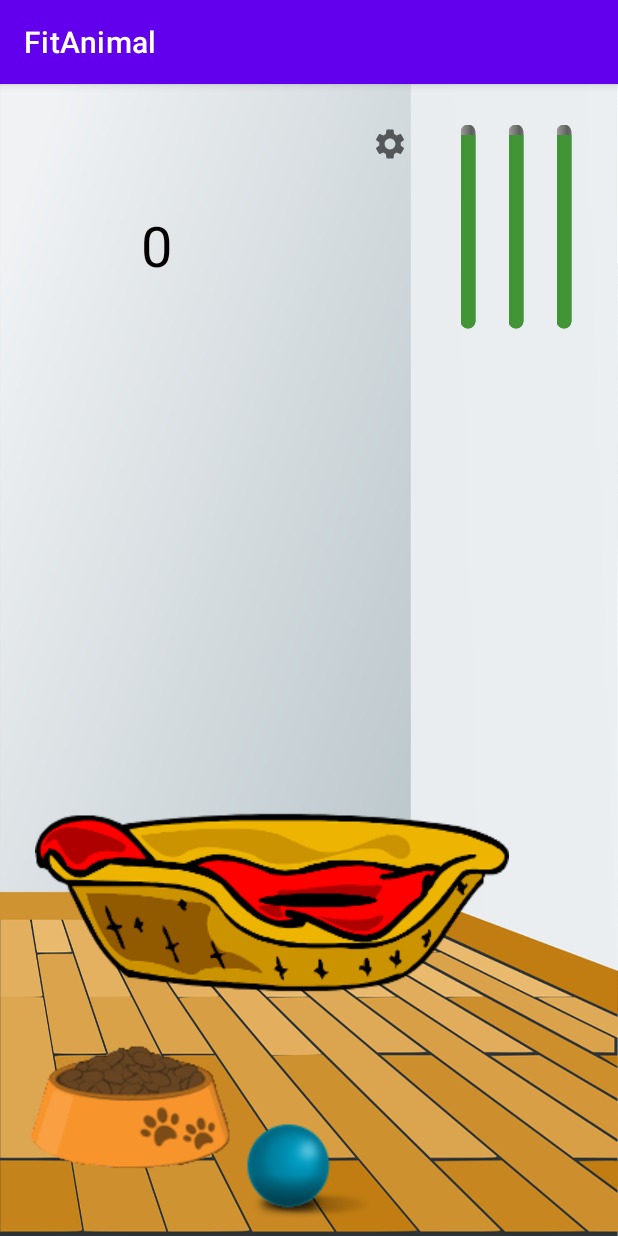
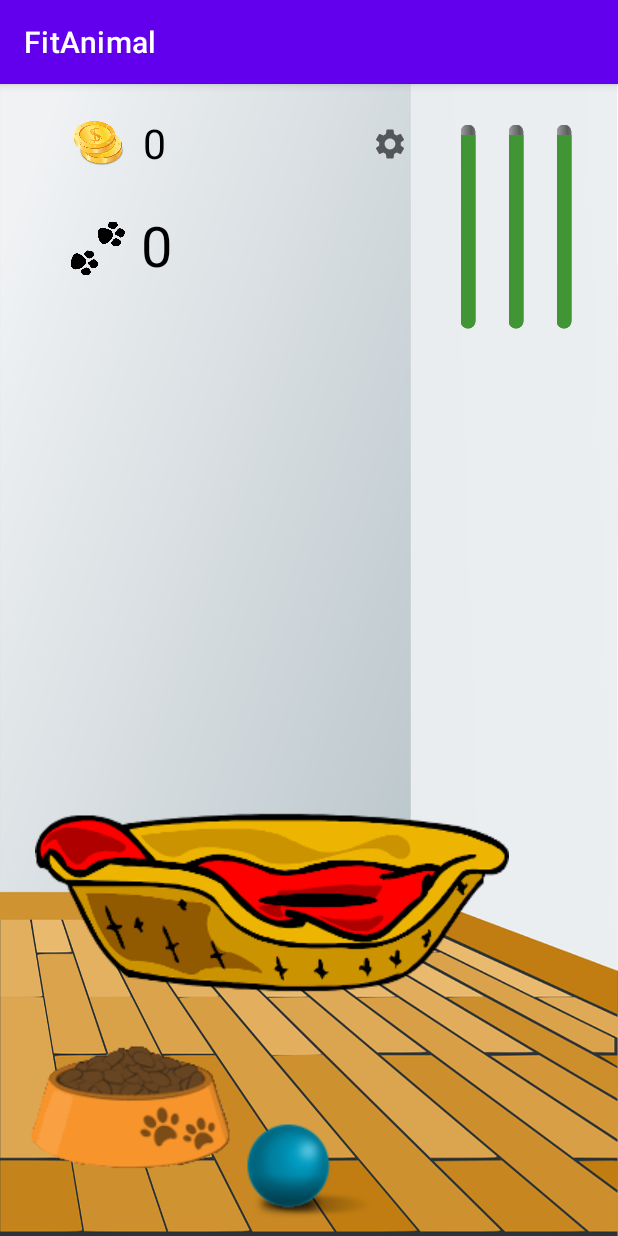
Before and after one commit to mmalarski/FitAnimal, an Android app: the screen it shows after launch (MainActivity), on a phone screen of 412 x 824 dp. Run offline under Robolectric (Android 15) with nearby library versions, the phone set to English and light mode, and no system bars.

Commit message:
added coins

```diff
--- a/app/src/main/res/layout/activity_main.xml
+++ b/app/src/main/res/layout/activity_main.xml
@@ -82,6 +82,24 @@
 
         app:layout_constraintVertical_bias="0.120000005" />
 
+    <TextView
+        android:id="@+id/coins"
+        android:layout_width="wrap_content"
+        android:layout_height="wrap_content"
+        android:layout_marginStart="32dp"
+        android:layout_marginEnd="32dp"
+        android:layout_marginBottom="32dp"
+        android:text="0"
+        android:textColor="@color/black"
+        android:textSize="27sp"
+        app:layout_constraintBottom_toBottomOf="parent"
+        app:layout_constraintEnd_toEndOf="parent"
+        app:layout_constraintHorizontal_bias="0.19"
+        app:layout_constraintStart_toStartOf="parent"
+        app:layout_constraintTop_toTopOf="parent"
+
+        app:layout_constraintVertical_bias="0.029999971" />
+
     <ProgressBar
         android:id="@+id/energyBar"
         style="@android:style/Widget.ProgressBar.Horizontal"
@@ -120,4 +138,29 @@
         app:layout_constraintEnd_toEndOf="parent"
         app:layout_constraintTop_toTopOf="@+id/viewpager" />
 
+    <ImageView
+        android:layout_width="33dp"
+        android:layout_height="34dp"
+        android:layout_marginTop="8dp"
+        android:src="@drawable/coins"
+        app:layout_constraintBottom_toBottomOf="parent"
+        app:layout_constraintEnd_toStartOf="@+id/coins"
+        app:layout_constraintHorizontal_bias="0.8"
+        app:layout_constraintStart_toStartOf="parent"
+        app:layout_constraintTop_toTopOf="parent"
+        app:layout_constraintVertical_bias="0.01999998"
+        tools:ignore="MissingConstraints" />
+
+    <ImageView
+        android:layout_width="36dp"
+        android:layout_height="46dp"
+        android:src="@drawable/paws"
+        app:layout_constraintBottom_toBottomOf="parent"
+        app:layout_constraintEnd_toStartOf="@+id/coins"
+        app:layout_constraintHorizontal_bias="0.8"
+        app:layout_constraintStart_toStartOf="parent"
+        app:layout_constraintTop_toTopOf="parent"
+        app:layout_constraintVertical_bias="0.120000005"
+        tools:ignore="MissingConstraints" />
+
 </androidx.constraintlayout.widget.ConstraintLayout>
```
Also changed, not shown: app/src/main/res/drawable/coins.png (added), app/src/main/res/drawable/paws.png (added).
